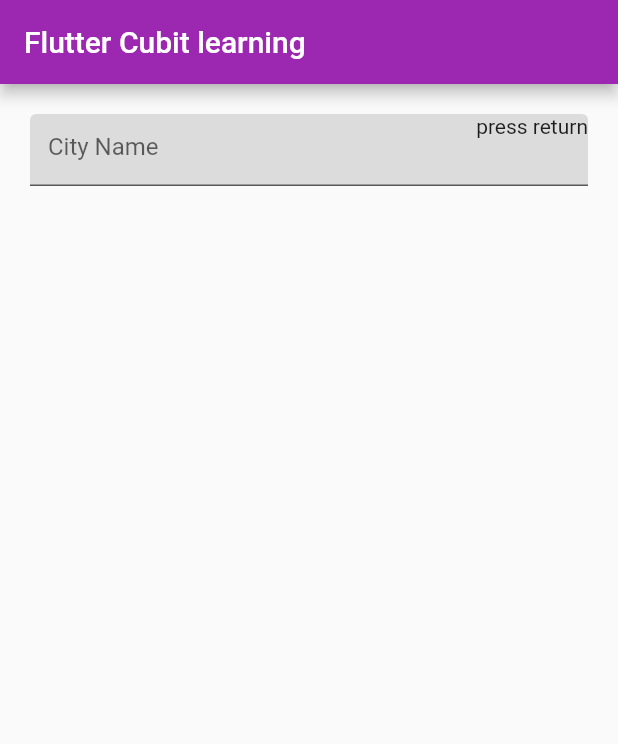
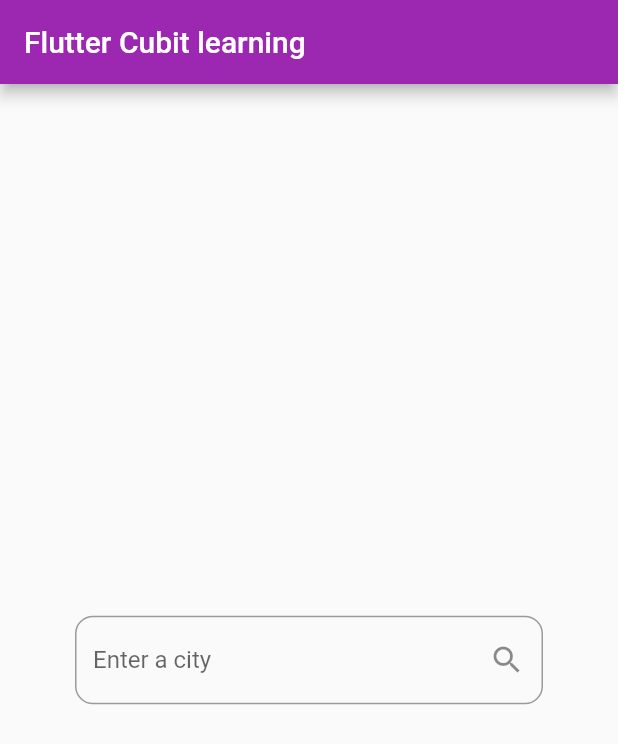
Before and after one commit to yukwok/Cubic-learning, a Flutter app: the screen it shows after launch, on a phone screen of 412 x 824 dp. Shown: the top 744 px of the screen. Run offline on Flutter 3.47's test engine with Material 2 defaults, Android fonts, the phone set to English and light mode, and no system bars; our stand-ins replace bloc, flutter_bloc.

Commit message:
yaml updated

```diff
--- a/lib/main.dart
+++ b/lib/main.dart
@@ -13,7 +13,7 @@ void main() {
 // add the third comments line here if you want
 
 class MyApp extends StatelessWidget {
-  var bloc = new WeatherCubit();
+  final bloc = new WeatherCubit();
   @override
   Widget build(BuildContext context) {
     return MaterialApp(
@@ -45,7 +45,7 @@ class HomePage extends StatelessWidget {
         },
         builder: (context, state) {
           if (state is WeatherInitial) {
-            return inputCityTextField();
+            return buildInitialPage();
           } else if (state is WeatherLoading) {
             return Text('Loading');
           } else if (state is WeatherLoaded) {
@@ -59,19 +59,30 @@ class HomePage extends StatelessWidget {
       ),
     );
   }
+
+  //
+
+  Widget buildInitialPage() {
+    return Center(
+      child: InputCityField(),
+    );
+  }
 }
 
-Widget inputCityTextField() {
-  return Padding(
-    padding: const EdgeInsets.all(20.0),
-    child: TextField(
-      onSubmitted: (value) {},
-      decoration: InputDecoration(
-        fillColor: Colors.black12,
-        filled: true,
-        hintText: 'City Name',
-        suffixIcon: Text('press return'),
+class InputCityField extends StatelessWidget {
+  @override
+  Widget build(BuildContext context) {
+    return Padding(
+      padding: const EdgeInsets.symmetric(horizontal: 50),
+      child: TextField(
+        // onSubmitted: (value) => submitCityName(context, value),
+        textInputAction: TextInputAction.search,
+        decoration: InputDecoration(
+          hintText: "Enter a city",
+          border: OutlineInputBorder(borderRadius: BorderRadius.circular(12)),
+          suffixIcon: Icon(Icons.search),
+        ),
       ),
-    ),
-  );
+    );
+  }
 }
--- a/pubspec.yaml
+++ b/pubspec.yaml
@@ -24,7 +24,7 @@ dependencies:
   flutter:
     sdk: flutter
   flutter_bloc: ^7.0.0
-
+  bloc: ^7.0.0
 
   # The following adds the Cupertino Icons font to your application.
   # Use with the CupertinoIcons class for iOS style icons.
```
Also changed, not shown: pubspec.lock.
